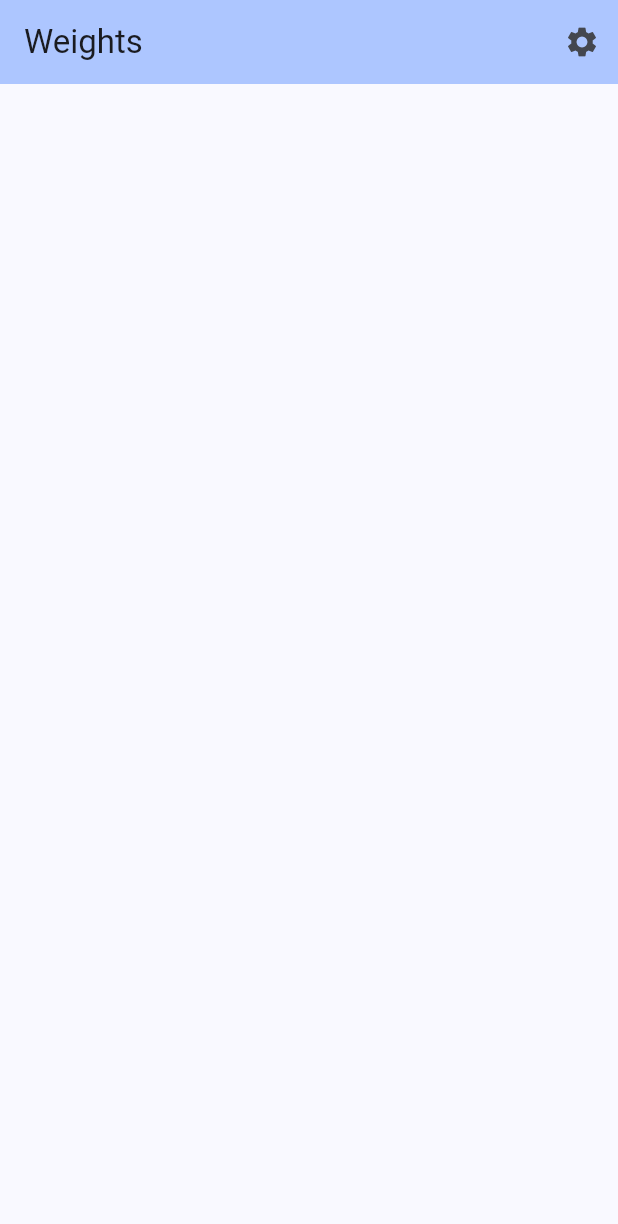
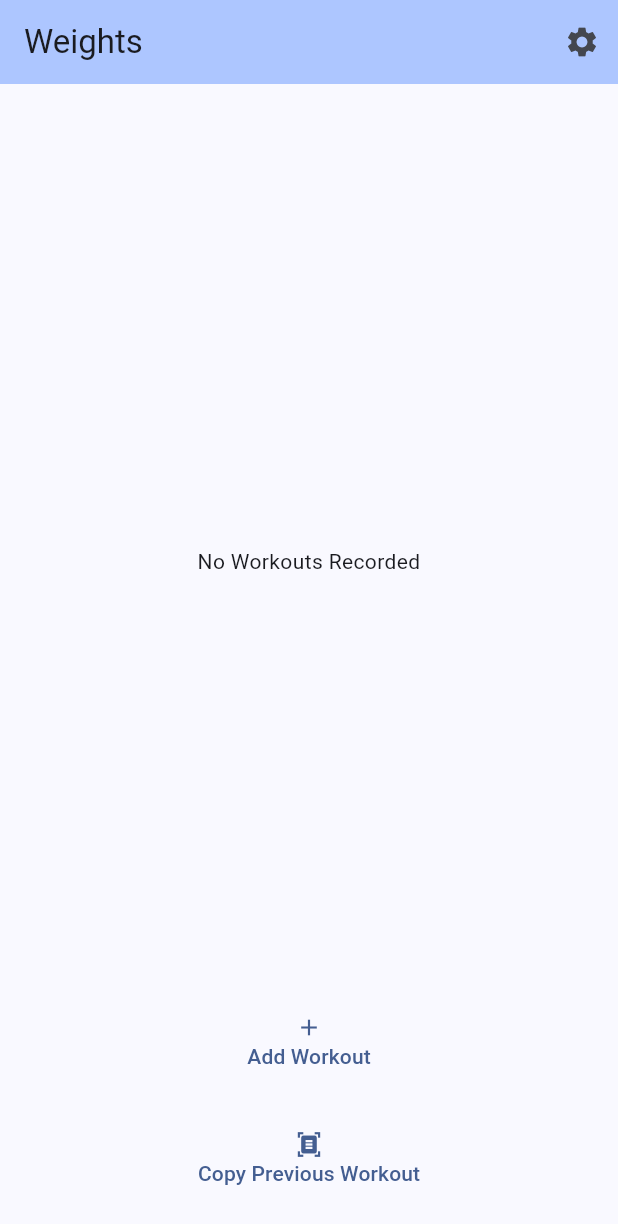
Before and after one commit to pokailin/weights, a Flutter app: the screen it shows after launch, on a phone screen of 412 x 824 dp. Shown: the top 1224 px of the screen. Run offline on Flutter 3.47's test engine with Material 2 defaults, Android fonts, the phone set to English and light mode, and no system bars; our stand-ins replace go_router.

Commit message:
Update home_screen.dart

```diff
--- a/lib/src/features/home/presentation/home_screen.dart
+++ b/lib/src/features/home/presentation/home_screen.dart
@@ -13,6 +13,39 @@ class HomeScreen extends StatelessWidget {
           IconButton(onPressed: () => {}, icon: const Icon(Icons.settings))
         ],
       ),
+      body: Padding(
+        padding: const EdgeInsets.all(24.0),
+        child: Column(
+          crossAxisAlignment: CrossAxisAlignment.stretch,
+          children: [
+            const Spacer(),
+            const Text(
+              'No Workouts Recorded',
+              textAlign: TextAlign.center,
+            ),
+            const Spacer(),
+            TextButton(
+              onPressed: () => {},
+              child: const Column(
+                children: [
+                  Icon(Icons.add),
+                  Text('Add Workout'),
+                ],
+              ),
+            ),
+            const SizedBox(height: 24),
+            TextButton(
+              onPressed: () => {},
+              child: const Column(
+                children: [
+                  Icon(Icons.document_scanner),
+                  Text('Copy Previous Workout'),
+                ],
+              ),
+            ),
+          ],
+        ),
+      ),
     );
   }
 }
```
